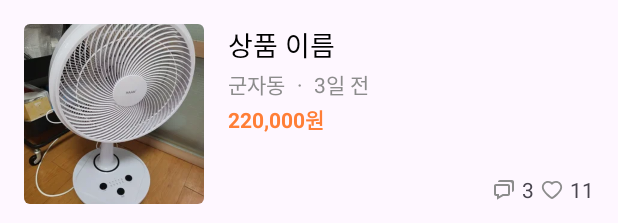
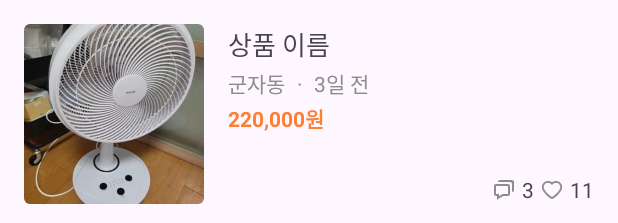
Before and after one commit to rlaxodud214/NBC-carrot-market, an Android app: the layout item_rv_posts.xml on its own in the app's theme, with its tools: preview values and no code run, on a phone screen of 412 x 824 dp. Shown: the top 223 px of the screen. Run offline under Robolectric (Android 15) with nearby library versions, the phone set to English and light mode, and no system bars.

Commit message:
feat: 상품 이름 2줄 제한 및 ...처리

```diff
--- a/app/src/main/res/layout/item_rv_posts.xml
+++ b/app/src/main/res/layout/item_rv_posts.xml
@@ -19,13 +19,13 @@
 
     <TextView
         android:id="@+id/tv_product_name"
-        android:layout_width="wrap_content"
+        android:layout_width="0dp"
         android:layout_height="wrap_content"
-
         android:layout_marginStart="16dp"
         android:text="상품 이름"
-        android:textColor="@color/black"
-        android:textSize="18sp"
+        android:textSize="17sp"
+        android:maxLines="2"
+        android:ellipsize="end"
         app:layout_constraintStart_toEndOf="@id/iv_product_image"
         app:layout_constraintTop_toTopOf="parent" />
 
```
Also changed, not shown: 1 other file.
